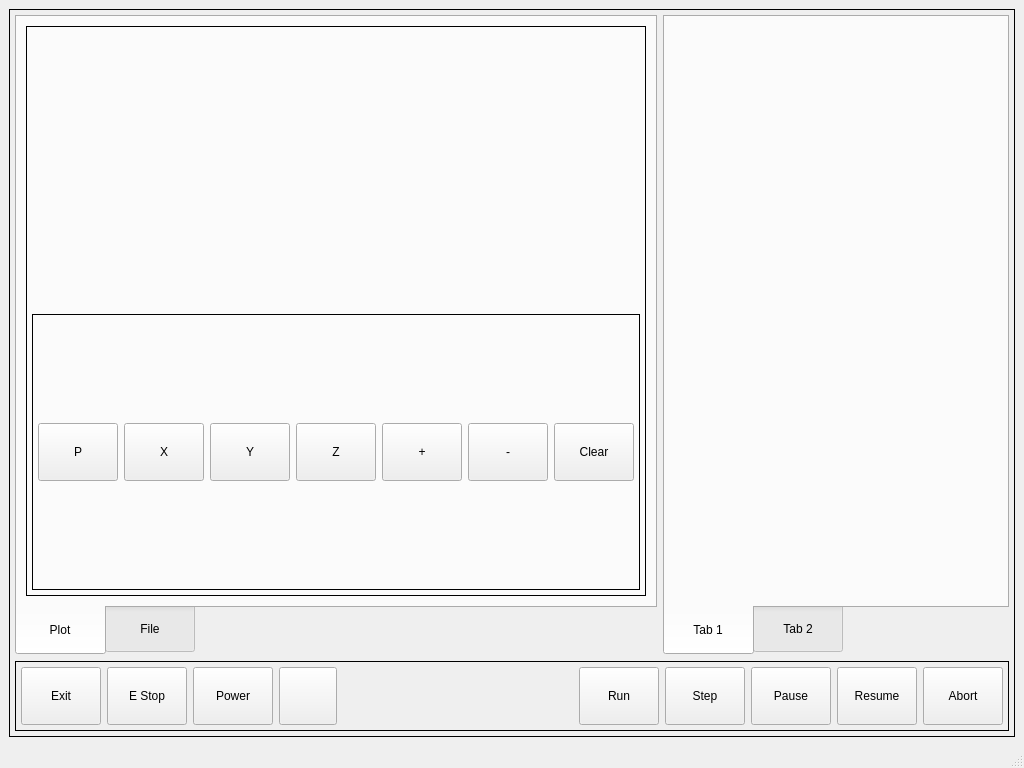
Before: the Qt Designer form bp_touch/ui/mainwindow.ui in jethornton/bp_touch, drawn with Qt 5.
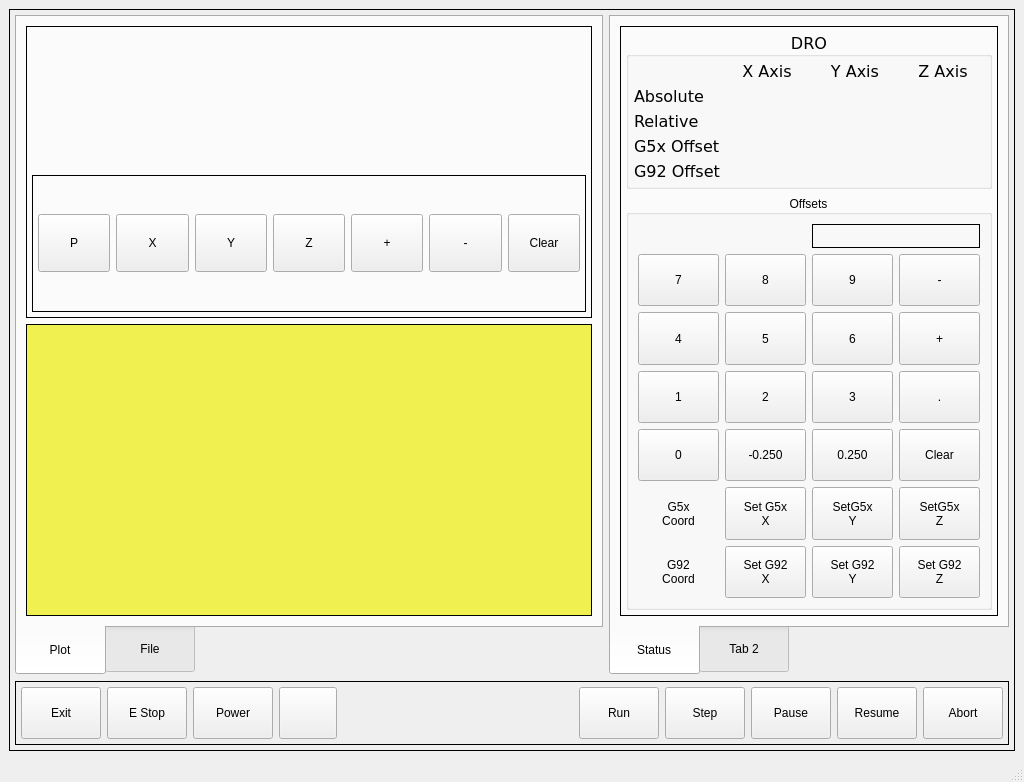
After: the same form once the commit is applied. Custom widgets are drawn as their Qt base class.

```diff
--- a/bp_touch/ui/mainwindow.ui
+++ b/bp_touch/ui/mainwindow.ui
@@ -63,23 +63,6 @@
        <property name="bottomMargin">
         <number>5</number>
        </property>
-       <item row="0" column="1">
-        <widget class="QTabWidget" name="tabWidget">
-         <property name="tabPosition">
-          <enum>QTabWidget::South</enum>
-         </property>
-         <widget class="QWidget" name="tab">
-          <attribute name="title">
-           <string>Tab 1</string>
-          </attribute>
-         </widget>
-         <widget class="QWidget" name="tab_2">
-          <attribute name="title">
-           <string>Tab 2</string>
-          </attribute>
-         </widget>
-        </widget>
-       </item>
        <item row="0" column="0">
         <widget class="QTabWidget" name="tabWidget_2">
          <property name="tabPosition">
@@ -187,6 +170,25 @@
              </layout>
             </widget>
            </item>
+           <item row="1" column="0">
+            <widget class="StatusLabel" name="statuslabel">
+             <property name="font">
+              <font>
+               <family>DejaVu Sans</family>
+               <pointsize>12</pointsize>
+              </font>
+             </property>
+             <property name="styleSheet">
+              <string notr="true">background-color:rgb(240,240,80)</string>
+             </property>
+             <property name="frameShape">
+              <enum>QFrame::Box</enum>
+             </property>
+             <property name="rules" stdset="0">
+              <string>[{&quot;channels&quot;: [{&quot;url&quot;: &quot;status:file&quot;, &quot;trigger&quot;: true}], &quot;property&quot;: &quot;Text&quot;, &quot;expression&quot;: &quot;'Loaded File &gt; ' + ch[0].split('/')[-1] if ch[0] else 'No File Loaded'&quot;, &quot;name&quot;: &quot;Current File&quot;}, {&quot;channels&quot;: [{&quot;url&quot;: &quot;status:file&quot;, &quot;trigger&quot;: true}], &quot;property&quot;: &quot;Style Sheet&quot;, &quot;expression&quot;: &quot;'background-color: rgb(150, 255, 150);' if ch[0] else 'background-color:rgb(240,240,80)'&quot;, &quot;name&quot;: &quot;Background Color&quot;}]</string>
+             </property>
+            </widget>
+           </item>
           </layout>
          </widget>
          <widget class="QWidget" name="tab_4">
@@ -287,6 +289,566 @@
          </widget>
         </widget>
        </item>
+       <item row="0" column="1">
+        <widget class="QTabWidget" name="tabWidget">
+         <property name="minimumSize">
+          <size>
+           <width>400</width>
+           <height>0</height>
+          </size>
+         </property>
+         <property name="tabPosition">
+          <enum>QTabWidget::South</enum>
+         </property>
+         <property name="currentIndex">
+          <number>0</number>
+         </property>
+         <widget class="QWidget" name="tab">
+          <attribute name="title">
+           <string>Status</string>
+          </attribute>
+          <layout class="QGridLayout" name="gridLayout_10">
+           <item row="0" column="0">
+            <widget class="QFrame" name="gridFrame">
+             <property name="frameShape">
+              <enum>QFrame::Box</enum>
+             </property>
+             <layout class="QGridLayout" name="gridLayout_9">
+              <property name="leftMargin">
+               <number>5</number>
+              </property>
+              <property name="topMargin">
+               <number>5</number>
+              </property>
+              <property name="rightMargin">
+               <number>5</number>
+              </property>
+              <property name="bottomMargin">
+               <number>5</number>
+              </property>
+              <item row="1" column="0">
+               <widget class="QGroupBox" name="gridGroupBox">
+                <property name="styleSheet">
+                 <string notr="true">QLabel {
+font: 14pt &quot;DejaVu Sans&quot;;
+}</string>
+                </property>
+                <property name="title">
+                 <string>Offsets</string>
+                </property>
+                <property name="alignment">
+                 <set>Qt::AlignCenter</set>
+                </property>
+                <layout class="QGridLayout" name="gridLayout_13">
+                 <item row="5" column="2">
+                  <widget class="MDIButton" name="mdibutton_2">
+                   <property name="text">
+                    <string>SetG5x
+Y</string>
+                   </property>
+                   <property name="MDICommand" stdset="0">
+                    <string>G10L20P0Y#&lt;offsetLabel&gt;</string>
+                   </property>
+                  </widget>
+                 </item>
+                 <item row="2" column="3">
+                  <widget class="QPushButton" name="pushButton_15">
+                   <property name="text">
+                    <string>+</string>
+                   </property>
+                   <attribute name="buttonGroup">
+                    <string notr="true">offsetButtonGroup</string>
+                   </attribute>
+                  </widget>
+                 </item>
+                 <item row="0" column="2" colspan="2">
+                  <widget class="QLabel" name="offsetLabel">
+                   <property name="font">
+                    <font>
+                     <family>DejaVu Sans</family>
+                     <pointsize>14</pointsize>
+                     <weight>50</weight>
+                     <italic>false</italic>
+                     <bold>false</bold>
+                    </font>
+                   </property>
+                   <property name="frameShape">
+                    <enum>QFrame::Box</enum>
+                   </property>
+                   <property name="text">
+                    <string/>
+                   </property>
+                   <property name="alignment">
+                    <set>Qt::AlignRight|Qt::AlignTrailing|Qt::AlignVCenter</set>
+                   </property>
+                  </widget>
+                 </item>
+                 <item row="4" column="1">
+                  <widget class="QPushButton" name="pushButton_20">
+                   <property name="text">
+                    <string>-0.250</string>
+                   </property>
+                   <attribute name="buttonGroup">
+                    <string notr="true">offsetButtonGroup</string>
+                   </attribute>
+                  </widget>
+                 </item>
+                 <item row="1" column="2">
+                  <widget class="QPushButton" name="pushButton_9">
+                   <property name="text">
+                    <string>9</string>
+                   </property>
+                   <attribute name="buttonGroup">
+                    <string notr="true">offsetButtonGroup</string>
+                   </attribute>
+                  </widget>
+                 </item>
+                 <item row="5" column="3">
+                  <widget class="MDIButton" name="mdibutton_3">
+                   <property name="text">
+                    <string>SetG5x
+Z</string>
+                   </property>
+                   <property name="MDICommand" stdset="0">
+                    <string>G10L20P0Z#&lt;offsetLabel&gt;</string>
+                   </property>
+                  </widget>
+                 </item>
+                 <item row="1" column="3">
+                  <widget class="QPushButton" name="pushButton_8">
+                   <property name="text">
+                    <string>-</string>
+                   </property>
+                   <attribute name="buttonGroup">
+                    <string notr="true">offsetButtonGroup</string>
+                   </attribute>
+                  </widget>
+                 </item>
+                 <item row="1" column="0">
+                  <widget class="QPushButton" name="pushButton_11">
+                   <property name="text">
+                    <string>7</string>
+                   </property>
+                   <attribute name="buttonGroup">
+                    <string notr="true">offsetButtonGroup</string>
+                   </attribute>
+                  </widget>
+                 </item>
+                 <item row="2" column="0">
+                  <widget class="QPushButton" name="pushButton_12">
+                   <property name="text">
+                    <string>4</string>
+                   </property>
+                   <attribute name="buttonGroup">
+                    <string notr="true">offsetButtonGroup</string>
+                   </attribute>
+                  </widget>
+                 </item>
+                 <item row="5" column="1">
+                  <widget class="MDIButton" name="mdibutton">
+                   <property name="text">
+                    <string>Set G5x
+X</string>
+                   </property>
+                   <property name="MDICommand" stdset="0">
+                    <string>G10L20P0X#&lt;offsetLabel&gt;</string>
+                   </property>
+                  </widget>
+                 </item>
+                 <item row="1" column="1">
+                  <widget class="QPushButton" name="pushButton_10">
+                   <property name="text">
+                    <string>8</string>
+                   </property>
+                   <attribute name="buttonGroup">
+                    <string notr="true">offsetButtonGroup</string>
+                   </attribute>
+                  </widget>
+                 </item>
+                 <item row="4" column="3">
+                  <widget class="QPushButton" name="clearOffsetLabel">
+                   <property name="text">
+                    <string>Clear</string>
+                   </property>
+                  </widget>
+                 </item>
+                 <item row="3" column="0">
+                  <widget class="QPushButton" name="pushButton_16">
+                   <property name="text">
+                    <string>1</string>
+                   </property>
+                   <attribute name="buttonGroup">
+                    <string notr="true">offsetButtonGroup</string>
+                   </attribute>
+                  </widget>
+                 </item>
+                 <item row="2" column="2">
+                  <widget class="QPushButton" name="pushButton_14">
+                   <property name="text">
+                    <string>6</string>
+                   </property>
+                   <attribute name="buttonGroup">
+                    <string notr="true">offsetButtonGroup</string>
+                   </attribute>
+                  </widget>
+                 </item>
+                 <item row="2" column="1">
+                  <widget class="QPushButton" name="pushButton_13">
+                   <property name="text">
+                    <string>5</string>
+                   </property>
+                   <attribute name="buttonGroup">
+                    <string notr="true">offsetButtonGroup</string>
+                   </attribute>
+                  </widget>
+                 </item>
+                 <item row="3" column="1">
+                  <widget class="QPushButton" name="pushButton_17">
+                   <property name="text">
+                    <string>2</string>
+                   </property>
+                   <attribute name="buttonGroup">
+                    <string notr="true">offsetButtonGroup</string>
+                   </attribute>
+                  </widget>
+                 </item>
+                 <item row="3" column="2">
+                  <widget class="QPushButton" name="pushButton_18">
+                   <property name="text">
+                    <string>3</string>
+                   </property>
+                   <attribute name="buttonGroup">
+                    <string notr="true">offsetButtonGroup</string>
+                   </attribute>
+                  </widget>
+                 </item>
+                 <item row="4" column="2">
+                  <widget class="QPushButton" name="pushButton_21">
+                   <property name="text">
+                    <string>0.250</string>
+                   </property>
+                   <attribute name="buttonGroup">
+                    <string notr="true">offsetButtonGroup</string>
+                   </attribute>
+                  </widget>
+                 </item>
+                 <item row="3" column="3">
+                  <widget class="QPushButton" name="pushButton_23">
+                   <property name="text">
+                    <string>.</string>
+                   </property>
+                   <attribute name="buttonGroup">
+                    <string notr="true">offsetButtonGroup</string>
+                   </attribute>
+                  </widget>
+                 </item>
+                 <item row="4" column="0">
+                  <widget class="QPushButton" name="pushButton_24">
+                   <property name="text">
+                    <string>0</string>
+                   </property>
+                   <attribute name="buttonGroup">
+                    <string notr="true">offsetButtonGroup</string>
+                   </attribute>
+                  </widget>
+                 </item>
+                 <item row="5" column="0">
+                  <widget class="QLabel" name="label_8">
+                   <property name="text">
+                    <string>G5x
+Coord</string>
+                   </property>
+                   <property name="alignment">
+                    <set>Qt::AlignCenter</set>
+                   </property>
+                  </widget>
+                 </item>
+                 <item row="6" column="0">
+                  <widget class="QLabel" name="label_9">
+                   <property name="text">
+                    <string>G92
+Coord</string>
+                   </property>
+                   <property name="alignment">
+                    <set>Qt::AlignCenter</set>
+                   </property>
+                  </widget>
+                 </item>
+                 <item row="6" column="1">
+                  <widget class="MDIButton" name="mdibutton_4">
+                   <property name="text">
+                    <string>Set G92
+X</string>
+                   </property>
+                   <property name="MDICommand" stdset="0">
+                    <string>G92X#&lt;offsetLabel&gt;</string>
+                   </property>
+                  </widget>
+                 </item>
+                 <item row="6" column="2">
+                  <widget class="MDIButton" name="mdibutton_5">
+                   <property name="text">
+                    <string>Set G92
+Y</string>
+                   </property>
+                   <property name="MDICommand" stdset="0">
+                    <string>G92Y#&lt;offsetLabel&gt;</string>
+                   </property>
+                  </widget>
+                 </item>
+                 <item row="6" column="3">
+                  <widget class="MDIButton" name="mdibutton_6">
+                   <property name="text">
+                    <string>Set G92
+Z</string>
+                   </property>
+                   <property name="MDICommand" stdset="0">
+                    <string>G92Z#&lt;offsetLabel&gt;</string>
+                   </property>
+                  </widget>
+                 </item>
+                </layout>
+               </widget>
+              </item>
+              <item row="0" column="0">
+               <widget class="QGroupBox" name="gridGroupBox">
+                <property name="font">
+                 <font>
+                  <family>DejaVu Sans</family>
+                  <pointsize>12</pointsize>
+                 </font>
+                </property>
+                <property name="styleSheet">
+                 <string notr="true">QLabel {
+font: 14pt &quot;DejaVu Sans&quot;;
+}
+StatusLabel {
+font: 14pt &quot;DejaVu Sans&quot;;
+}
+</string>
+                </property>
+                <property name="title">
+                 <string>DRO</string>
+                </property>
+                <property name="alignment">
+                 <set>Qt::AlignCenter</set>
+                </property>
+                <layout class="QGridLayout" name="gridLayout_11">
+                 <property name="leftMargin">
+                  <number>5</number>
+                 </property>
+                 <property name="topMargin">
+                  <number>5</number>
+                 </property>
+                 <property name="rightMargin">
+                  <number>5</number>
+                 </property>
+                 <property name="bottomMargin">
+                  <number>5</number>
+                 </property>
+                 <item row="2" column="0">
+                  <widget class="QLabel" name="label_5">
+                   <property name="text">
+                    <string>Relative</string>
+                   </property>
+                  </widget>
+                 </item>
+                 <item row="3" column="0">
+                  <widget class="QLabel" name="label_6">
+                   <property name="text">
+                    <string>G5x Offset</string>
+                   </property>
+                  </widget>
+                 </item>
+                 <item row="2" column="3">
+                  <widget class="StatusLabel" name="statuslabel_7">
+                   <property name="alignment">
+                    <set>Qt::AlignCenter</set>
+                   </property>
+                   <property name="rules" stdset="0">
+                    <string>[{&quot;channels&quot;: [{&quot;url&quot;: &quot;position:axis?rel&quot;, &quot;trigger&quot;: true}], &quot;property&quot;: &quot;Text&quot;, &quot;expression&quot;: &quot;'{:.3f}'.format(ch[0][2])&quot;, &quot;name&quot;: &quot;Relative Position&quot;}]</string>
+                   </property>
+                  </widget>
+                 </item>
+                 <item row="2" column="1">
+                  <widget class="StatusLabel" name="statuslabel_5">
+                   <property name="alignment">
+                    <set>Qt::AlignCenter</set>
+                   </property>
+                   <property name="rules" stdset="0">
+                    <string>[{&quot;channels&quot;: [{&quot;url&quot;: &quot;position:axis?rel&quot;, &quot;trigger&quot;: true}], &quot;property&quot;: &quot;Text&quot;, &quot;expression&quot;: &quot;'{:.3f}'.format(ch[0][0])&quot;, &quot;name&quot;: &quot;Relative Position&quot;}]</string>
+                   </property>
+                  </widget>
+                 </item>
+                 <item row="2" column="2">
+                  <widget class="StatusLabel" name="statuslabel_6">
+                   <property name="alignment">
+                    <set>Qt::AlignCenter</set>
+                   </property>
+                   <property name="rules" stdset="0">
+                    <string>[{&quot;channels&quot;: [{&quot;url&quot;: &quot;position:axis?rel&quot;, &quot;trigger&quot;: true}], &quot;property&quot;: &quot;Text&quot;, &quot;expression&quot;: &quot;'{:.3f}'.format(ch[0][1])&quot;, &quot;name&quot;: &quot;Relative Position&quot;}]</string>
+                   </property>
+                  </widget>
+                 </item>
+                 <item row="1" column="0">
+                  <widget class="QLabel" name="label_4">
+                   <property name="text">
+                    <string>Absolute</string>
+                   </property>
+                  </widget>
+                 </item>
+                 <item row="1" column="2">
+                  <widget class="StatusLabel" name="statuslabel_3">
+                   <property name="alignment">
+                    <set>Qt::AlignCenter</set>
+                   </property>
+                   <property name="rules" stdset="0">
+                    <string>[{&quot;channels&quot;: [{&quot;url&quot;: &quot;position:axis?abs&quot;, &quot;trigger&quot;: true}], &quot;property&quot;: &quot;Text&quot;, &quot;expression&quot;: &quot;'{:.3f}'.format(ch[0][1])&quot;, &quot;name&quot;: &quot;Absolute Position&quot;}]</string>
+                   </property>
+                  </widget>
+                 </item>
+                 <item row="1" column="3">
+                  <widget class="StatusLabel" name="statuslabel_4">
+                   <property name="alignment">
+                    <set>Qt::AlignCenter</set>
+                   </property>
+                   <property name="rules" stdset="0">
+                    <string>[{&quot;channels&quot;: [{&quot;url&quot;: &quot;position:axis?abs&quot;, &quot;trigger&quot;: true}], &quot;property&quot;: &quot;Text&quot;, &quot;expression&quot;: &quot;'{:.3f}'.format(ch[0][2])&quot;, &quot;name&quot;: &quot;Absolute Position&quot;}]</string>
+                   </property>
+                  </widget>
+                 </item>
+                 <item row="0" column="3">
+                  <widget class="QLabel" name="label">
+                   <property name="text">
+                    <string>Z Axis</string>
+                   </property>
+                   <property name="alignment">
+                    <set>Qt::AlignCenter</set>
+                   </property>
+                  </widget>
+                 </item>
+                 <item row="0" column="1">
+                  <widget class="QLabel" name="label_3">
+                   <property name="text">
+                    <string>X Axis</string>
+                   </property>
+                   <property name="alignment">
+                    <set>Qt::AlignCenter</set>
+                   </property>
+                  </widget>
+                 </item>
+                 <item row="0" column="2">
+                  <widget class="QLabel" name="label_2">
+                   <property name="text">
+                    <string>Y Axis</string>
+                   </property>
+                   <property name="alignment">
+                    <set>Qt::AlignCenter</set>
+                   </property>
+                  </widget>
+                 </item>
+                 <item row="1" column="1">
+                  <widget class="StatusLabel" name="statuslabel_2">
+                   <property name="alignment">
+                    <set>Qt::AlignCenter</set>
+                   </property>
+                   <property name="rules" stdset="0">
+                    <string>[{&quot;channels&quot;: [{&quot;url&quot;: &quot;position:axis?abs&quot;, &quot;trigger&quot;: true}], &quot;property&quot;: &quot;Text&quot;, &quot;expression&quot;: &quot;'{:.3f}'.format(ch[0][0])&quot;, &quot;name&quot;: &quot;Absolute Position&quot;}]</string>
+                   </property>
+                  </widget>
+                 </item>
+                 <item row="4" column="0">
+                  <widget class="QLabel" name="label_7">
+                   <property name="text">
+                    <string>G92 Offset</string>
+                   </property>
+                  </widget>
+                 </item>
+                 <item row="0" column="0">
+                  <widget class="StatusLabel" name="statuslabel_8">
+                   <property name="alignment">
+                    <set>Qt::AlignCenter</set>
+                   </property>
+                   <property name="rules" stdset="0">
+                    <string>[{&quot;channels&quot;: [{&quot;url&quot;: &quot;status:g5x_index&quot;, &quot;trigger&quot;: true}], &quot;property&quot;: &quot;Text&quot;, &quot;expression&quot;: &quot;[\&quot;G53\&quot;,\&quot;G54\&quot;,\&quot;G55\&quot;,\&quot;G56\&quot;,\&quot;G57\&quot;,\&quot;G58\&quot;,\&quot;G59\&quot;,\&quot;G59.1\&quot;,\&quot;G59.2\&quot;,\&quot;G59.3\&quot;][ch[0]]&quot;, &quot;name&quot;: &quot;Current Coordinate Sytem&quot;}]</string>
+                   </property>
+                  </widget>
+                 </item>
+                 <item row="3" column="1">
+                  <widget class="StatusLabel" name="statuslabel_9">
+                   <property name="alignment">
+                    <set>Qt::AlignCenter</set>
+                   </property>
+                   <property name="rules" stdset="0">
+                    <string>[{&quot;channels&quot;: [{&quot;url&quot;: &quot;status:g5x_offset&quot;, &quot;trigger&quot;: true}], &quot;property&quot;: &quot;Text&quot;, &quot;expression&quot;: &quot;'{:.3f}'.format(ch[0][0])&quot;, &quot;name&quot;: &quot;G5x Offset&quot;}]</string>
+                   </property>
+                  </widget>
+                 </item>
+                 <item row="4" column="1">
+                  <widget class="StatusLabel" name="statuslabel_10">
+                   <property name="alignment">
+                    <set>Qt::AlignCenter</set>
+                   </property>
+                   <property name="rules" stdset="0">
+                    <string>[{&quot;channels&quot;: [{&quot;url&quot;: &quot;status:g92_offset&quot;, &quot;trigger&quot;: true}], &quot;property&quot;: &quot;Text&quot;, &quot;expression&quot;: &quot;'{:.3f}'.format(ch[0][0])&quot;, &quot;name&quot;: &quot;G92 Offset&quot;}]</string>
+                   </property>
+                  </widget>
+                 </item>
+                 <item row="3" column="2">
+                  <widget class="StatusLabel" name="statuslabel_11">
+                   <property name="alignment">
+                    <set>Qt::AlignCenter</set>
+                   </property>
+                   <property name="rules" stdset="0">
+                    <string>[{&quot;channels&quot;: [{&quot;url&quot;: &quot;status:g5x_offset&quot;, &quot;trigger&quot;: true}], &quot;property&quot;: &quot;Text&quot;, &quot;expression&quot;: &quot;'{:.3f}'.format(ch[0][1])&quot;, &quot;name&quot;: &quot;G5x Offset&quot;}]</string>
+                   </property>
+                  </widget>
+                 </item>
+                 <item row="4" column="2">
+                  <widget class="StatusLabel" name="statuslabel_12">
+                   <property name="alignment">
+                    <set>Qt::AlignCenter</set>
+                   </property>
+                   <property name="rules" stdset="0">
+                    <string>[{&quot;channels&quot;: [{&quot;url&quot;: &quot;status:g92_offset&quot;, &quot;trigger&quot;: true}], &quot;property&quot;: &quot;Text&quot;, &quot;expression&quot;: &quot;'{:.3f}'.format(ch[0][1])&quot;, &quot;name&quot;: &quot;G92 Offset&quot;}]</string>
+                   </property>
+                  </widget>
+                 </item>
+                 <item row="4" column="3">
+                  <widget class="StatusLabel" name="statuslabel_13">
+                   <property name="alignment">
+                    <set>Qt::AlignCenter</set>
+                   </property>
+                   <property name="rules" stdset="0">
+                    <string>[{&quot;channels&quot;: [{&quot;url&quot;: &quot;status:g92_offset&quot;, &quot;trigger&quot;: true}], &quot;property&quot;: &quot;Text&quot;, &quot;expression&quot;: &quot;'{:.3f}'.format(ch[0][2])&quot;, &quot;name&quot;: &quot;G92 Offset&quot;}]</string>
+                   </property>
+                  </widget>
+                 </item>
+                 <item row="3" column="3">
+                  <widget class="StatusLabel" name="statuslabel_14">
+                   <property name="alignment">
+                    <set>Qt::AlignCenter</set>
+                   </property>
+                   <property name="rules" stdset="0">
+                    <string>[{&quot;channels&quot;: [{&quot;url&quot;: &quot;status:g5x_offset&quot;, &quot;trigger&quot;: true}], &quot;property&quot;: &quot;Text&quot;, &quot;expression&quot;: &quot;'{:.3f}'.format(ch[0][2])&quot;, &quot;name&quot;: &quot;G5x Offset&quot;}]</string>
+                   </property>
+                  </widget>
+                 </item>
+                </layout>
+               </widget>
+              </item>
+             </layout>
+            </widget>
+           </item>
+          </layout>
+         </widget>
+         <widget class="QWidget" name="tab_2">
+          <attribute name="title">
+           <string>Tab 2</string>
+          </attribute>
+         </widget>
+        </widget>
+       </item>
        <item row="1" column="0" colspan="2">
         <widget class="QFrame" name="gridFrame">
          <property name="frameShape">
@@ -465,11 +1027,21 @@
    <extends>QTableView</extends>
    <header>qtpyvcp.widgets.input_widgets.file_system</header>
   </customwidget>
+  <customwidget>
+   <class>MDIButton</class>
+   <extends>QPushButton</extends>
+   <header>qtpyvcp.widgets.button_widgets.mdi_button</header>
+  </customwidget>
   <customwidget>
    <class>ActionButton</class>
    <extends>QPushButton</extends>
    <header>qtpyvcp.widgets.button_widgets.action_button</header>
   </customwidget>
+  <customwidget>
+   <class>StatusLabel</class>
+   <extends>QLabel</extends>
+   <header>qtpyvcp.widgets.display_widgets.status_label</header>
+  </customwidget>
  </customwidgets>
  <resources/>
  <connections>
```
Left out of the diff: 175 changed lines with no effect on the pictures.
